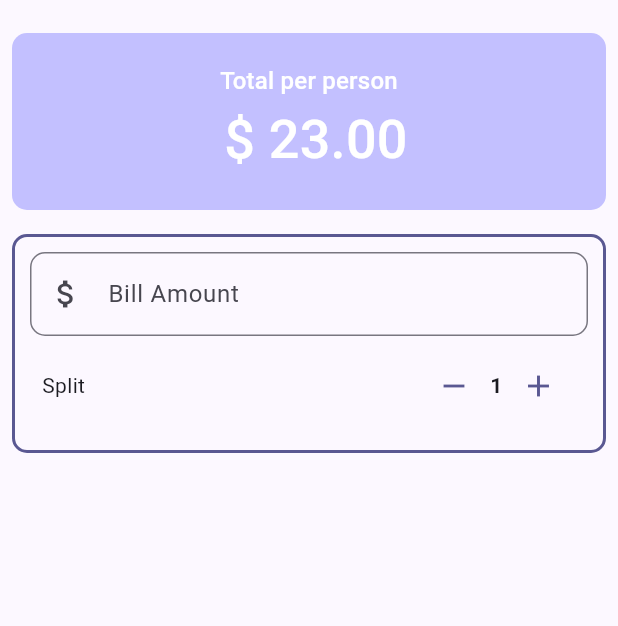
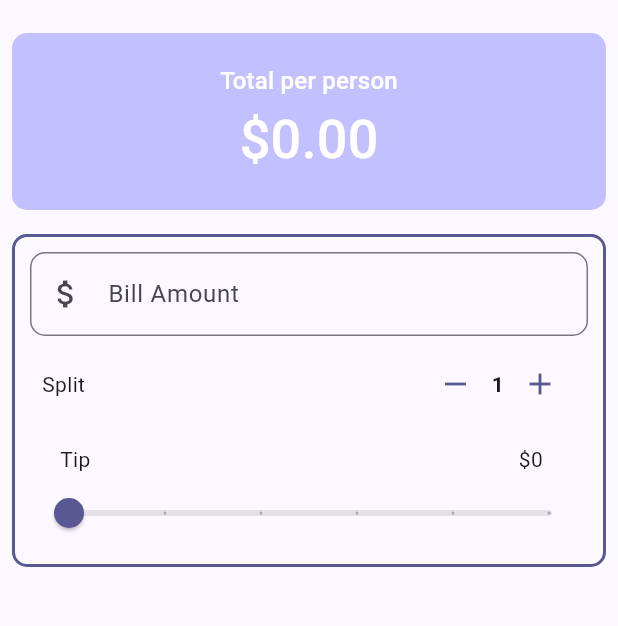
Before and after one commit to praveensankar969/all-flutter-apps, a Flutter app: the screen it shows after launch, on a phone screen of 412 x 824 dp, the part 63-689 px from its top. Run offline on Flutter 3.47's test engine with Material 3 defaults, Android fonts, the phone set to English and light mode, and no system bars.

Commit message:
slider based calulation

```diff
--- a/tip_calculator/lib/main.dart
+++ b/tip_calculator/lib/main.dart
@@ -1,6 +1,6 @@
-import 'dart:ffi';
-
 import 'package:flutter/material.dart';
+import 'person_counter.dart';
+import 'tip_slider.dart';
 
 void main() {
   runApp(const MyApp());
@@ -32,19 +32,43 @@ class TipCalculator extends StatefulWidget {
 
 class _TipCalculatorState extends State<TipCalculator> {
   int _personCount = 1;
+  double _sliderValue = 0.0;
+  String _billAmount = "0";
 
   void _addPersonCount() {
     setState(() {
-      _personCount += 1;
+      if (int.parse(_getTip()) > _personCount) {
+        _personCount += 1;
+      }
     });
   }
 
   void _decreasePersonCount() {
     setState(() {
       if (_personCount > 1) {
-        _personCount += 1;
+        _personCount -= 1;
       }
     });
+  }
+
+  void _setSliderValue(double value) {
+    setState(() {
+      _sliderValue = value;
+    });
+  }
+
+  void _setBillAmount(String value) {
+    setState(() {
+      _billAmount = value;
+    });
+  }
+
+  String _getTip() {
+    return '${(int.parse(_billAmount) * _sliderValue).round()}';
+  }
+
+  String _getTotalTipPerPerson() {
+    return '\$${(int.parse(_billAmount) * _sliderValue / _personCount).toStringAsFixed(2)}';
   }
 
   @override
@@ -74,7 +98,7 @@ class _TipCalculatorState extends State<TipCalculator> {
                     style: textStyle,
                   ),
                   Text(
-                    " \$ 23.00",
+                    _getTotalTipPerPerson(),
                     style: textStyle.copyWith(
                         fontSize:
                             themeContext.textTheme.displaySmall!.fontSize),
@@ -96,16 +120,8 @@ class _TipCalculatorState extends State<TipCalculator> {
               ),
               child: Column(
                 children: [
-                  TextField(
-                    decoration: InputDecoration(
-                      border: OutlineInputBorder(
-                        borderRadius: BorderRadius.circular(10),
-                      ),
-                      prefixIcon: const Icon(Icons.attach_money),
-                      labelText: 'Bill Amount',
-                    ),
-                    keyboardType: TextInputType.number,
-                    onChanged: (String value) {},
+                  BillAmountTextField(
+                    onChanged: _setBillAmount,
                   ),
                   Padding(
                     padding: const EdgeInsets.all(8.0),
@@ -117,13 +133,39 @@ class _TipCalculatorState extends State<TipCalculator> {
                           style: themeContext.textTheme.bodyMedium,
                         ),
                         PersonCounter(
-                            themeContext: themeContext,
-                            personCount: _personCount,
-                            addCounter: _addPersonCount,
-                            subCounter: _decreasePersonCount)
+                          themeContext: themeContext,
+                          personCount: _personCount,
+                          addCounter: _addPersonCount,
+                          subCounter: _decreasePersonCount,
+                        ),
                       ],
                     ),
                   ),
+                  Column(
+                    children: [
+                      Padding(
+                        padding: const EdgeInsets.only(
+                            top: 8, left: 20, right: 30, bottom: 2),
+                        child: Row(
+                          mainAxisAlignment: MainAxisAlignment.spaceBetween,
+                          children: [
+                            Text(
+                              "Tip",
+                              style: themeContext.textTheme.bodyMedium,
+                            ),
+                            Text(
+                              "\$${_getTip()}",
+                              style: themeContext.textTheme.bodyMedium,
+                            ),
+                          ],
+                        ),
+                      ),
+                      TipSlider(
+                        sliderValue: _sliderValue,
+                        onChanged: _setSliderValue,
+                      )
+                    ],
+                  )
                 ],
               ),
             ),
@@ -134,43 +176,23 @@ class _TipCalculatorState extends State<TipCalculator> {
   }
 }
 
-class PersonCounter extends StatelessWidget {
-  const PersonCounter(
-      {super.key,
-      required this.themeContext,
-      required int personCount,
-      required this.addCounter,
-      required this.subCounter})
-      : _personCount = personCount;
+class BillAmountTextField extends StatelessWidget {
+  const BillAmountTextField({super.key, required this.onChanged});
 
-  final ThemeData themeContext;
-  final int _personCount;
-  final VoidCallback addCounter;
-  final VoidCallback subCounter;
+  final ValueChanged<String> onChanged;
 
   @override
   Widget build(BuildContext context) {
-    return Padding(
-      padding: const EdgeInsets.all(1.0),
-      child: Row(
-        children: [
-          IconButton(
-            icon: const Icon(Icons.remove),
-            color: themeContext.colorScheme.primary,
-            onPressed: subCounter,
-          ),
-          Text(
-            _personCount.toString(),
-            style: themeContext.textTheme.bodyMedium!
-                .copyWith(fontWeight: FontWeight.bold),
-          ),
-          IconButton(
-            icon: const Icon(Icons.add),
-            color: themeContext.colorScheme.primary,
-            onPressed: addCounter,
-          ),
-        ],
+    return TextField(
+      decoration: InputDecoration(
+        border: OutlineInputBorder(
+          borderRadius: BorderRadius.circular(10),
+        ),
+        prefixIcon: const Icon(Icons.attach_money),
+        labelText: 'Bill Amount',
       ),
+      keyboardType: TextInputType.number,
+      onChanged: onChanged,
     );
   }
 }
--- /dev/null
+++ b/tip_calculator/lib/person_counter.dart
@@ -0,0 +1,42 @@
+import 'package:flutter/material.dart';
+
+class PersonCounter extends StatelessWidget {
+  const PersonCounter(
+      {super.key,
+      required this.themeContext,
+      required int personCount,
+      required this.addCounter,
+      required this.subCounter})
+      : _personCount = personCount;
+
+  final ThemeData themeContext;
+  final int _personCount;
+  final VoidCallback addCounter;
+  final VoidCallback subCounter;
+
+  @override
+  Widget build(BuildContext context) {
+    return Padding(
+      padding: const EdgeInsets.all(0),
+      child: Row(
+        children: [
+          IconButton(
+            icon: const Icon(Icons.remove),
+            color: themeContext.colorScheme.primary,
+            onPressed: subCounter,
+          ),
+          Text(
+            _personCount.toString(),
+            style: themeContext.textTheme.bodyMedium!
+                .copyWith(fontWeight: FontWeight.bold),
+          ),
+          IconButton(
+            icon: const Icon(Icons.add),
+            color: themeContext.colorScheme.primary,
+            onPressed: addCounter,
+          ),
+        ],
+      ),
+    );
+  }
+}
--- /dev/null
+++ b/tip_calculator/lib/tip_slider.dart
@@ -0,0 +1,26 @@
+import 'package:flutter/material.dart';
+
+class TipSlider extends StatelessWidget {
+  const TipSlider(
+      {super.key, required double sliderValue, required this.onChanged})
+      : _sliderValue = sliderValue;
+
+  final double _sliderValue;
+  final ValueChanged<double> onChanged;
+
+  @override
+  Widget build(BuildContext context) {
+    return Column(
+      children: [
+        Slider(
+          value: _sliderValue,
+          onChanged: onChanged,
+          min: 0,
+          max: 0.5,
+          divisions: 5,
+          label: '${(_sliderValue * 100).round()}%',
+        ),
+      ],
+    );
+  }
+}
```
